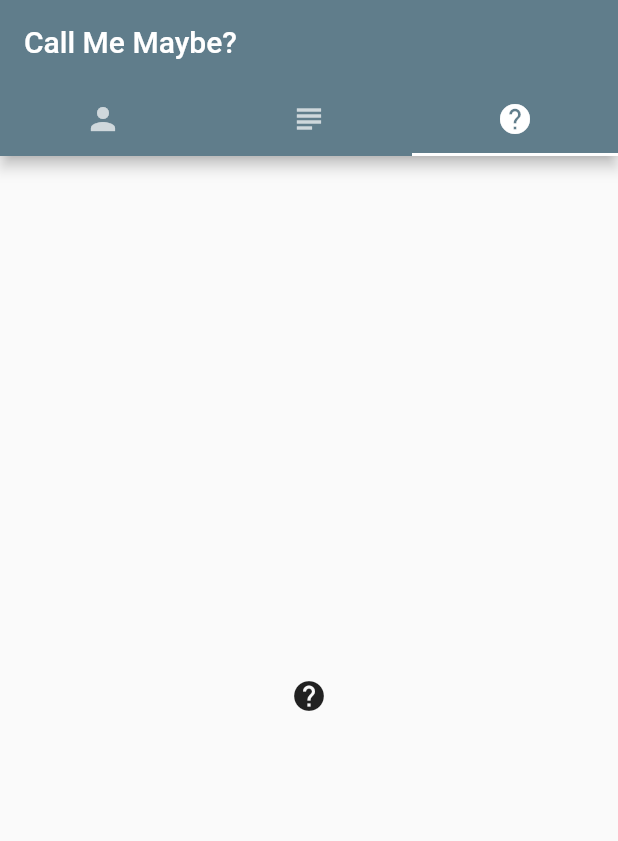
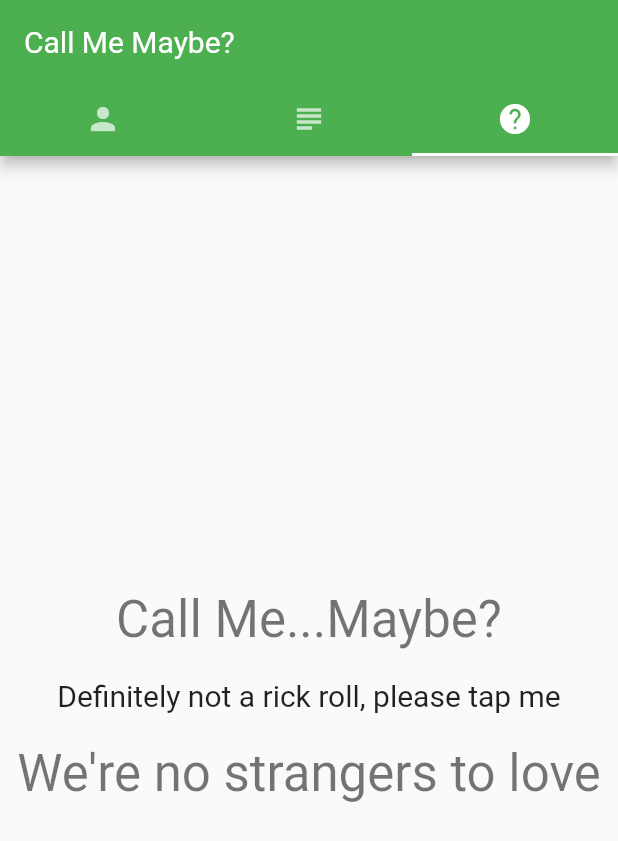
Before and after one commit to Granit23/resume_app, a Flutter app: the screen it shows after launch, tab 3 chosen, on a phone screen of 412 x 824 dp. Shown: the top 841 px of the screen. Run offline on Flutter 3.47's test engine with Material 2 defaults, Android fonts, the phone set to English and light mode, and no system bars.

Commit message:
question_page complete

```diff
--- /dev/null
+++ b/lib/components/question_page.dart
@@ -0,0 +1,34 @@
+import 'package:flutter/material.dart';
+import 'dart:math';
+import '../models/eight_ball.dart';
+
+class QuestionPage extends StatefulWidget {
+  const QuestionPage({Key key}) : super(key: key);
+
+  @override
+  _QuestionPageState createState() => _QuestionPageState();
+}
+
+class _QuestionPageState extends State<QuestionPage> {
+
+  final eightBall = EightBall();
+
+  @override
+  Widget build(BuildContext context) {
+    return
+      Column(
+        mainAxisAlignment: MainAxisAlignment.center,
+        children: [
+          Text("Call Me...Maybe?", style: Theme.of(context).textTheme.headline4),
+          Padding(
+            padding: EdgeInsets.all(20),
+            child: GestureDetector(
+              onTap: () { setState(() {eightBall.randomizeAnswer();}); },
+              child:Text("Definitely not a rick roll, please tap me", style: Theme.of(context).textTheme.headline6)
+            )
+          ),
+          Text(eightBall.getAnswer(), style: Theme.of(context).textTheme.headline4, textAlign: TextAlign.center,),
+        ],
+    );
+  }
+}
--- /dev/null
+++ b/lib/models/eight_ball.dart
@@ -0,0 +1,22 @@
+import 'dart:math';
+
+class EightBall {
+  final List<String> phrases;
+  final Random random = Random();
+  int _currentIndex = 0;
+
+  static const defaultPhrases = ["We're no strangers to love", "Never gonna give you up", "Never gonna let you down", "Never gonna run around and desert you",
+    "Never gonna make you cry", "Never gonna say goodbye", "Never gonna tell a lie and hurt you"];
+
+  EightBall({this.phrases = defaultPhrases});
+
+
+  String getAnswer() {
+    return phrases[_currentIndex];
+  }
+
+  void randomizeAnswer() {
+    _currentIndex = random.nextInt(7);
+  }
+
+}
```
Also changed, not shown: lib/components/contact_page.dart (added, +129 -0 lines), lib/components/resume_page.dart (+14 -6 lines), lib/main.dart (+14 -168 lines), pubspec.yaml (+4 -11 lines), assets/fonts/Roboto-Regular.ttf (added), 2 other files.
